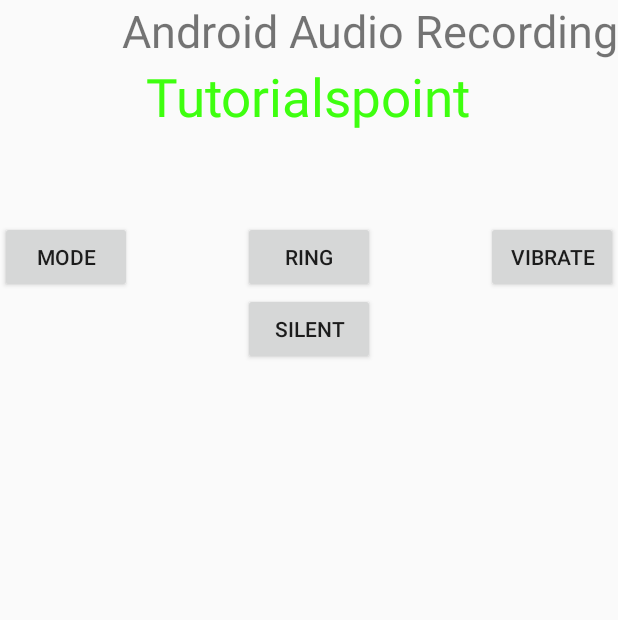
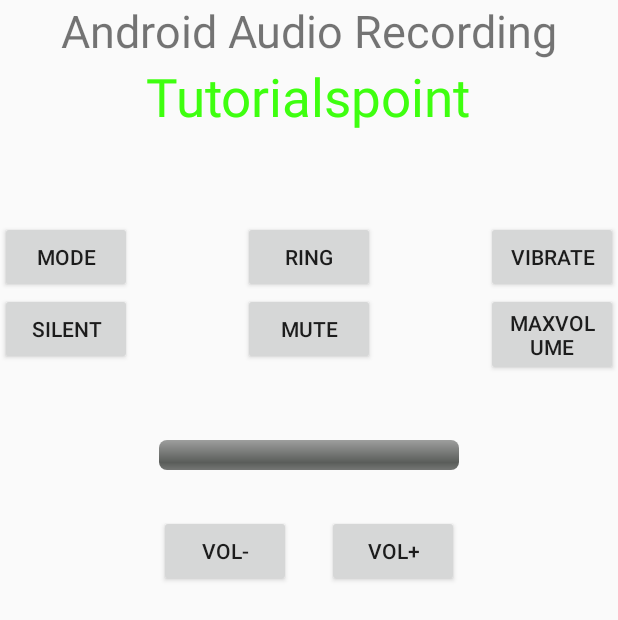
Before and after one commit to thanglv1302/Study-Android, an Android app: the screen it shows after launch (MainActivity), on a phone screen of 412 x 824 dp. Shown: the top 620 px of the screen. Run offline under Robolectric (Android 15) with nearby library versions, the phone set to English and light mode, and no system bars.

```diff
--- a/app/src/main/java/com/example/levietthang/studyandroid/MainActivity.java
+++ b/app/src/main/java/com/example/levietthang/studyandroid/MainActivity.java
@@ -5,23 +5,31 @@ import android.app.NotificationManager;
 import android.content.Context;
 import android.content.Intent;
 import android.media.AudioManager;
+import android.media.AudioTrack;
 import android.os.Build;
 import android.provider.Settings;
 import android.support.annotation.RequiresApi;
 import android.support.v7.app.AppCompatActivity;
 import android.os.Bundle;
+import android.util.Log;
 import android.view.View;
 import android.widget.Button;
+import android.widget.ProgressBar;
 import android.widget.Toast;
+
+import java.lang.reflect.Field;
 
 import static android.media.AudioManager.RINGER_MODE_NORMAL;
 import static android.media.AudioManager.RINGER_MODE_SILENT;
 import static android.media.AudioManager.RINGER_MODE_VIBRATE;
+import static android.media.AudioManager.STREAM_MUSIC;
 
 public class MainActivity extends Activity {
     private static final int ON_DO_NOT_DISTURB_CALLBACK_CODE = 0;
-    Button mode, ring, vibrate, silent;
+    private Button mode, ring, vibrate, silent, mute, maxVolume, volUp, volDown;
+    private ProgressBar volumeChange;
     private AudioManager myAudioManager;
+    private int volumeMax, volumeMin;
 
     @Override
     protected void onCreate(Bundle savedInstanceState) {
@@ -34,7 +42,17 @@ public class MainActivity extends Activity {
         ring = (Button) findViewById(R.id.btnRing);
         vibrate = (Button) findViewById(R.id.btnVib);
         silent = (Button) findViewById(R.id.btnSilent);
+        mute = (Button) findViewById(R.id.btnMute);
+        maxVolume = (Button) findViewById(R.id.btnMaxVolume);
+        volumeChange = (ProgressBar) findViewById(R.id.volumeBar);
+        volUp = (Button) findViewById(R.id.btnVolUp);
+        volDown = (Button) findViewById(R.id.btnVolDown);
+
         myAudioManager = (AudioManager) getSystemService(Context.AUDIO_SERVICE);
+        volumeMax = myAudioManager.getStreamMaxVolume(STREAM_MUSIC);
+        volumeMin = myAudioManager.getStreamMinVolume(STREAM_MUSIC);
+        volumeChange.setMax(volumeMax);
+        volumeChange.setProgress(myAudioManager.getStreamVolume(STREAM_MUSIC));
         ring.setOnClickListener(new View.OnClickListener() {
             @Override
             public void onClick(View v) {
@@ -75,6 +93,54 @@ public class MainActivity extends Activity {
                 }
             }
         });
+
+        mute.setOnClickListener(new View.OnClickListener() {
+            @Override
+            public void onClick(View v) {
+                requestMuteSound();
+            }
+        });
+
+        maxVolume.setOnClickListener(new View.OnClickListener() {
+            @Override
+            public void onClick(View v) {
+                requestMaxVolume();
+            }
+        });
+
+        volUp.setOnClickListener(new View.OnClickListener() {
+            @Override
+            public void onClick(View v) {
+                int currVol = volumeChange.getProgress();
+                if (currVol < volumeMax) {
+                    currVol += volumeMax/(volumeChange.getMax());
+                    volumeChange.setProgress(currVol);
+                    myAudioManager.setStreamVolume(STREAM_MUSIC, currVol, 0);
+                }
+            }
+        });
+
+        volDown.setOnClickListener(new View.OnClickListener() {
+            @Override
+            public void onClick(View v) {
+                int currVol = volumeChange.getProgress();
+                if (currVol > volumeMin) {
+                    currVol -= volumeMax/(volumeChange.getMax());
+                    volumeChange.setProgress(currVol);
+                    myAudioManager.setStreamVolume(STREAM_MUSIC,currVol,0);
+                }
+            }
+        });
+    }
+
+    private void requestMuteSound(){
+        volumeChange.setProgress(volumeMin);
+        myAudioManager.setStreamVolume(AudioManager.STREAM_MUSIC,volumeMin,0);
+    }
+
+    private void requestMaxVolume(){
+        volumeChange.setProgress(volumeMax);
+        myAudioManager.setStreamVolume(AudioManager.STREAM_MUSIC,volumeMax, 0);
     }
 
     private void requestMutePermissions() {
--- a/app/src/main/res/layout/activity_main.xml
+++ b/app/src/main/res/layout/activity_main.xml
@@ -13,8 +13,7 @@
         android:id="@+id/textView"
         android:textSize="30dp"
         android:layout_alignParentTop="true"
-        android:layout_alignParentRight="true"
-        android:layout_alignParentEnd="true" />
+        android:layout_centerHorizontal="true"/>
 
     <TextView
         android:layout_width="wrap_content"
@@ -60,15 +59,59 @@
         android:text="vibrate"
         android:id="@+id/btnVib"
         android:layout_alignTop="@+id/btnRing"
-        android:layout_alignRight="@+id/textView"
-        android:layout_alignEnd="@+id/textView" />
+        android:layout_alignParentRight="true" />
 
     <Button
         android:layout_width="wrap_content"
         android:layout_height="wrap_content"
         android:text="Silent"
         android:id="@+id/btnSilent"
+        android:layout_below="@+id/btnMode"
+        android:layout_alignLeft="@+id/btnMode"
+        android:layout_alignStart="@+id/btnMode"/>
+
+    <Button
+        android:layout_width="wrap_content"
+        android:layout_height="wrap_content"
+        android:text="Mute"
+        android:id="@+id/btnMute"
         android:layout_below="@+id/btnRing"
         android:layout_alignLeft="@+id/btnRing"
         android:layout_alignStart="@+id/btnRing"/>
+
+    <Button
+        android:layout_width="wrap_content"
+        android:layout_height="wrap_content"
+        android:text="MaxVolume"
+        android:id="@+id/btnMaxVolume"
+        android:layout_below="@+id/btnVib"
+        android:layout_alignLeft="@+id/btnVib"
+        android:layout_alignStart="@+id/btnVib"/>
+
+    <Button
+        android:layout_width="wrap_content"
+        android:layout_height="wrap_content"
+        android:text="Vol-"
+        android:id="@+id/btnVolDown"
+        android:layout_alignTop="@+id/volumeBar"
+        android:layout_alignLeft="@+id/volumeBar"
+        android:layout_marginTop="50dp"/>
+
+    <Button
+        android:layout_width="wrap_content"
+        android:layout_height="wrap_content"
+        android:text="Vol+"
+        android:id="@+id/btnVolUp"
+        android:layout_alignTop="@+id/volumeBar"
+        android:layout_alignRight="@+id/volumeBar"
+        android:layout_marginTop="50dp"/>
+
+    <ProgressBar
+        android:id="@+id/volumeBar"
+        style="@android:style/Widget.ProgressBar.Horizontal"
+        android:layout_width="200dp"
+        android:layout_height="wrap_content"
+        android:layout_below="@+id/btnMute"
+        android:layout_centerHorizontal="true"
+        android:layout_marginTop="50dp"/>
 </RelativeLayout>
```
